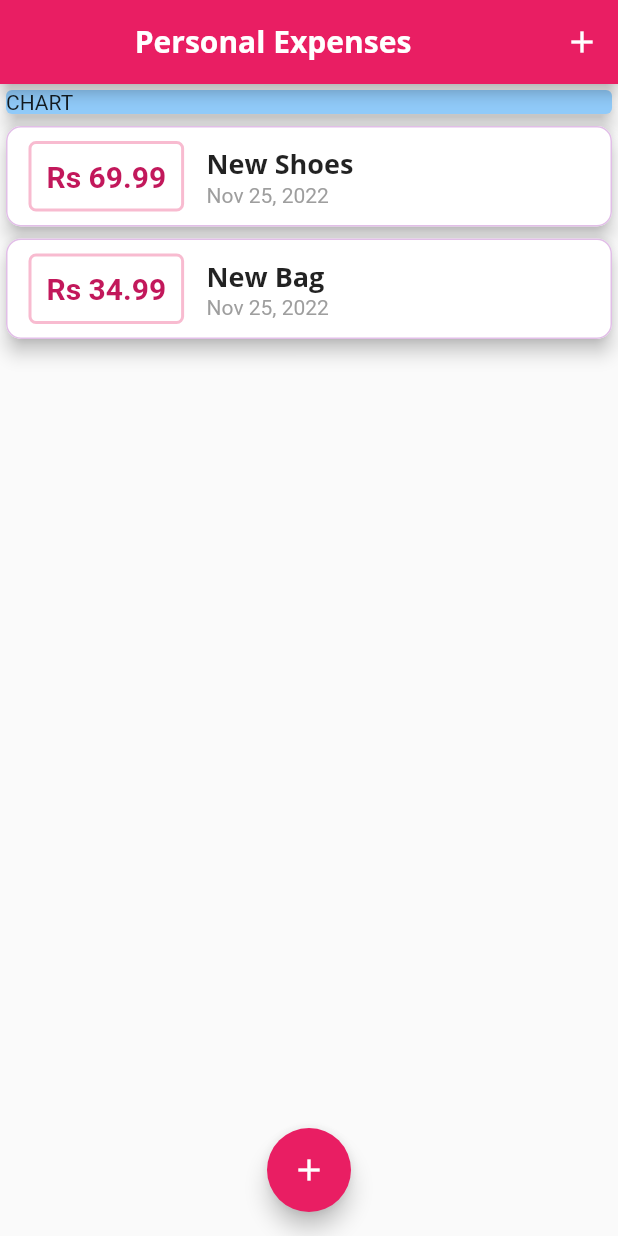
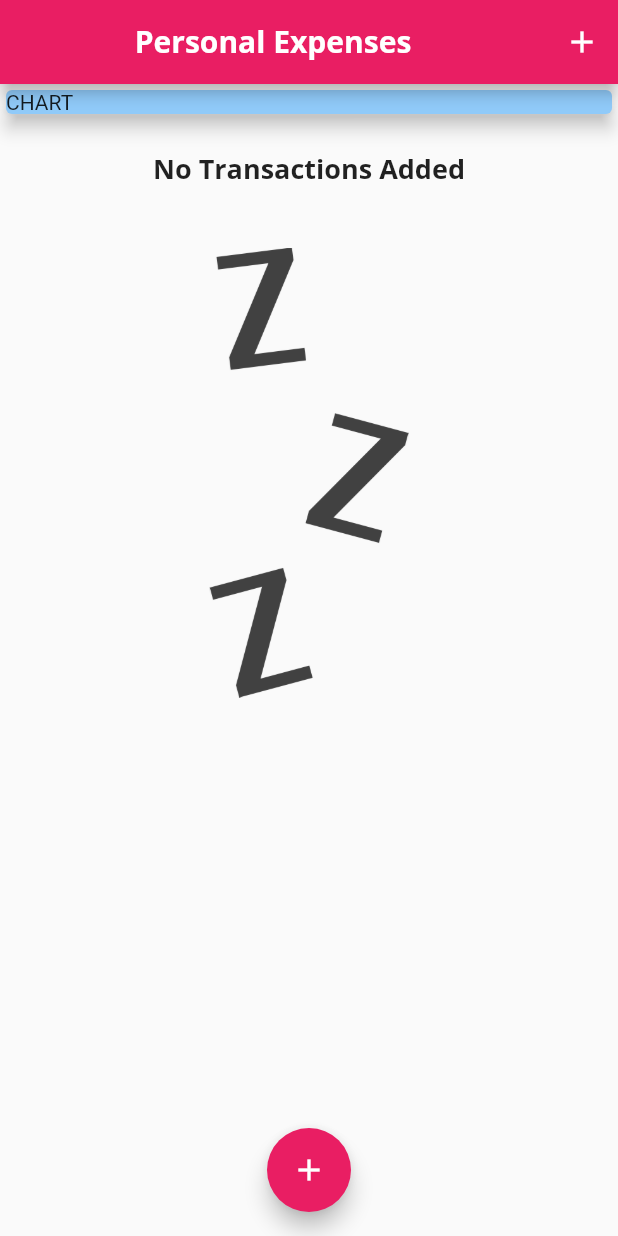
Before and after one commit to uzairafridi00/flutter-learning, a Flutter app: the screen it shows after launch, on a phone screen of 412 x 824 dp. Run offline on Flutter 3.47's test engine with Material 2 defaults, Android fonts, the phone set to English and light mode, and no system bars; Roboto replaces fonts that are missing (Open Sans).

```diff
--- a/Flutter Projects/expense_tracker/lib/main.dart
+++ b/Flutter Projects/expense_tracker/lib/main.dart
@@ -49,10 +49,10 @@ class MyHomePage extends StatefulWidget {
 
 class _MyHomePageState extends State<MyHomePage> {
   final List<Transaction> _userTransactions = [
-    Transaction(
-        id: 't1', title: 'New Shoes', amount: 69.99, date: DateTime.now()),
-    Transaction(
-        id: 't2', title: 'New Bag', amount: 34.99, date: DateTime.now()),
+    // Transaction(
+    //     id: 't1', title: 'New Shoes', amount: 69.99, date: DateTime.now()),
+    // Transaction(
+    //     id: 't2', title: 'New Bag', amount: 34.99, date: DateTime.now()),
   ];
 
   void _addNewTransaction(String txTitle, double txAmount) {
--- a/Flutter Projects/expense_tracker/lib/widgets/transactions_list.dart
+++ b/Flutter Projects/expense_tracker/lib/widgets/transactions_list.dart
@@ -13,7 +13,28 @@ class TransactionList extends StatelessWidget {
     return Container(
       height: 490,
       width: 330,
-      child: ListView.builder(
+      child: transactions.isEmpty
+          ? Column(
+              children: [
+                SizedBox(
+                  height: 20,
+                ),
+                Text(
+                  "No Transactions Added",
+                  style: Theme.of(context).textTheme.bodyText1,
+                ),
+                SizedBox(
+                  height: 40,
+                ),
+                Container(
+                    height: 300,
+                    child: Image.asset(
+                      'assets/images/waiting.png',
+                      fit: BoxFit.cover,
+                    ))
+              ],
+            )
+          : ListView.builder(
               itemBuilder: (context, index) {
                 return Card(
                     shape: RoundedRectangleBorder(
@@ -26,7 +47,8 @@ class TransactionList extends StatelessWidget {
                     child: Row(
                       children: [
                         Container(
-                    margin: EdgeInsets.symmetric(vertical: 10, horizontal: 15),
+                          margin: EdgeInsets.symmetric(
+                              vertical: 10, horizontal: 15),
                           padding: EdgeInsets.all(10),
                           decoration: BoxDecoration(
                               borderRadius: BorderRadius.circular(5),
@@ -35,7 +57,8 @@ class TransactionList extends StatelessWidget {
                                 width: 2,
                               )),
                           child: Text(
-                      'Rs ' + transactions[index].amount.toStringAsFixed(2),
+                            'Rs ' +
+                                transactions[index].amount.toStringAsFixed(2),
                             // '\$${tx.amount}',
                             style: TextStyle(
                               fontWeight: FontWeight.bold,
@@ -50,8 +73,10 @@ class TransactionList extends StatelessWidget {
                             Text(transactions[index].title,
                                 style: Theme.of(context).textTheme.bodyText1),
                             Text(
-                        DateFormat.yMMMd().format(transactions[index].date),
-                        style: TextStyle(fontSize: 14, color: Colors.grey),
+                              DateFormat.yMMMd()
+                                  .format(transactions[index].date),
+                              style:
+                                  TextStyle(fontSize: 14, color: Colors.grey),
                             )
                           ],
                         ),
--- a/Flutter Projects/expense_tracker/pubspec.yaml
+++ b/Flutter Projects/expense_tracker/pubspec.yaml
@@ -61,8 +61,8 @@ flutter:
   uses-material-design: true
 
   # To add assets to your application, add an assets section, like this:
-  # assets:
-  #   - images/a_dot_burr.jpeg
+  assets:
+    - assets/images/waiting.png
   #   - images/a_dot_ham.jpeg
 
   # An image asset can refer to one or more resolution-specific "variants", see
```
Also changed, not shown: Flutter Notes/Notes/Widgets, Styling, Adding Logic/Adding Images.txt (added, +36 -0 lines), Flutter Projects/expense_tracker/lib/widgets/chart.dart (added, +26 -0 lines), Flutter Projects/expense_tracker/assets/images/waiting.png (added). Lines whose indentation alone changed are shown as unchanged.
